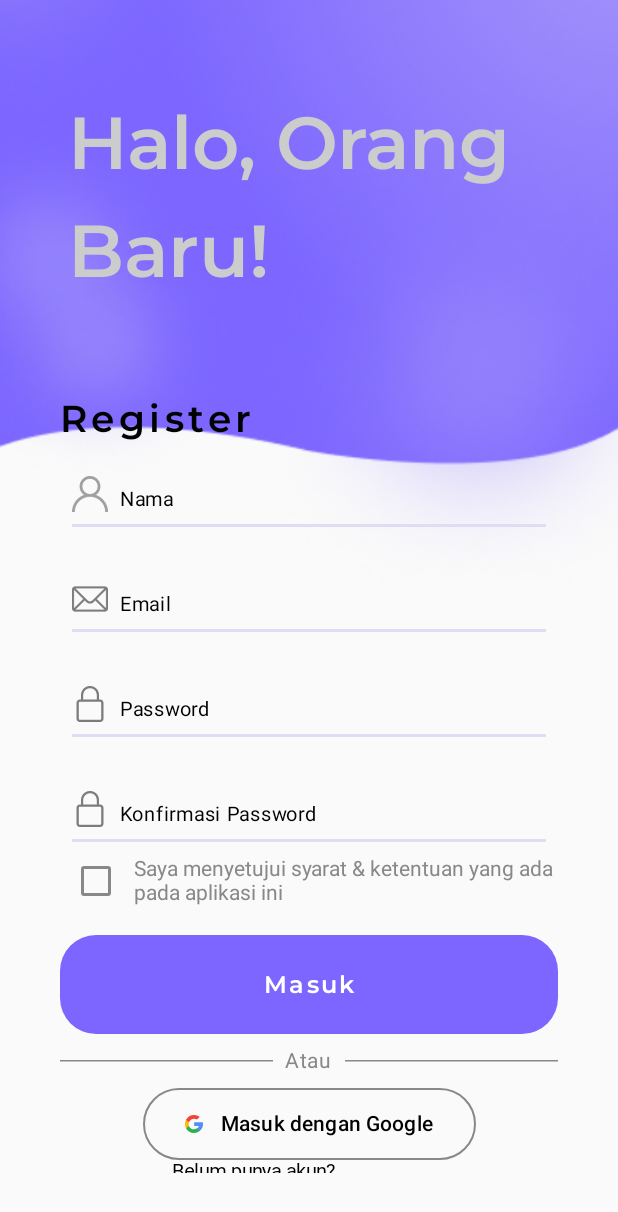
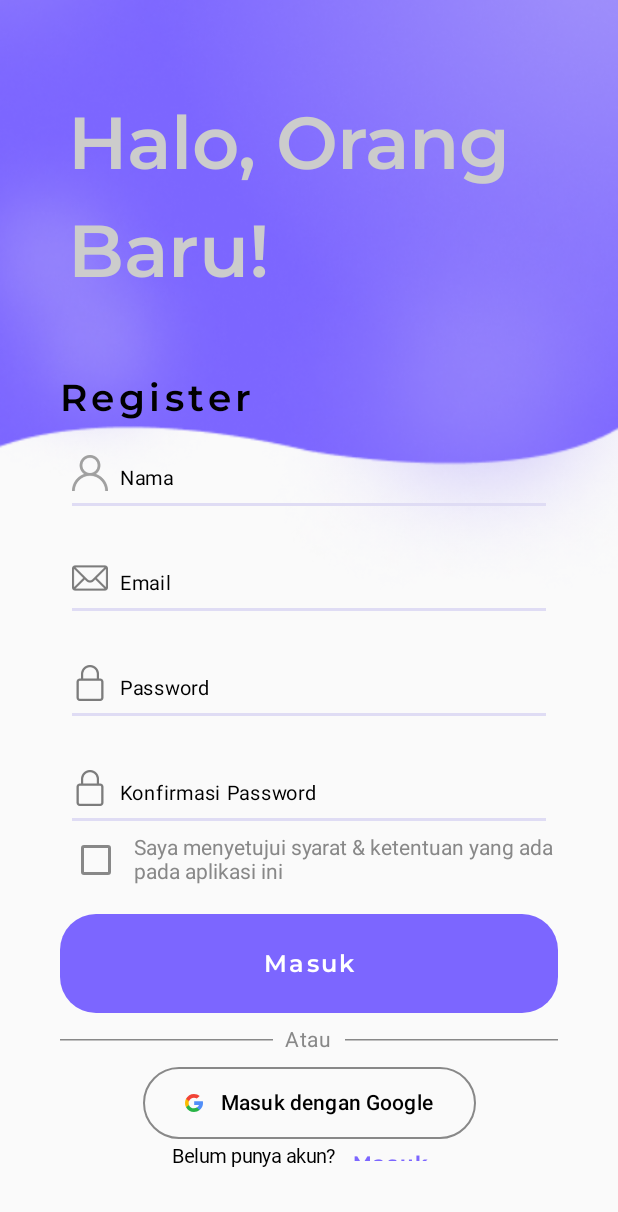
Before and after one commit to Izra4/Trassify, an Android app built with Jetpack Compose: the screen it shows after launch (MainActivity), after a tap on "skip button", on a phone screen of 412 x 824 dp. Shown: the top 1212 px of the screen. Run offline under Robolectric (Android 15) with nearby library versions, the light colour scheme and no system bars; our stand-ins replace Firebase (no records; nobody signed in at launch, a user with empty details on screens opened directly); libraries missing offline, so code that uses them is left out: androidx.camera.core, androidx.camera.lifecycle, io.github.jan.supabase; Roboto replaces fonts that are not available here; 2 statements that could not run were skipped; 1 other tap on this screen came first.

Commit message:
fix : fix bug credential manager

```diff
--- a/app/src/main/java/com/praktikum/trassify/ui/screens/LoginScreen.kt
+++ b/app/src/main/java/com/praktikum/trassify/ui/screens/LoginScreen.kt
@@ -66,7 +66,7 @@ fun LoginScreen(
                 color = Color.Black,
                 letterSpacing = 3.sp,
                 style = TextType.text25SemiBold,
-                modifier = Modifier.padding(top = 24.dp)
+                modifier = Modifier.padding(top = 10.dp)
             )
 
             Spacer(modifier = Modifier.height(30.dp))
--- a/app/src/main/java/com/praktikum/trassify/ui/screens/RegisterScreen.kt
+++ b/app/src/main/java/com/praktikum/trassify/ui/screens/RegisterScreen.kt
@@ -66,7 +66,7 @@ fun RegisterScreen(
                 color = Color.Black,
                 letterSpacing = 3.sp,
                 style = TextType.text25SemiBold,
-                modifier = Modifier.padding(top = 14.dp)
+//                modifier = Modifier.padding(top = 7.dp)
             )
 
             Spacer(modifier = Modifier.height(15.dp))
--- a/app/src/main/java/com/praktikum/trassify/viewmodel/ArticleViewModel.kt
+++ b/app/src/main/java/com/praktikum/trassify/viewmodel/ArticleViewModel.kt
@@ -29,7 +29,6 @@ class ArticleViewModel(
     private val _articles = MutableStateFlow<Response<List<Article>>>(Response.Idle)
     val articles: StateFlow<Response<List<Article>>> = _articles
 
-    // Fungsi untuk mengambil semua artikel
     fun getAllArticle() {
         viewModelScope.launch {
             _articles.value = Response.Loading
--- a/app/src/main/java/com/praktikum/trassify/viewmodel/AuthViewModel.kt
+++ b/app/src/main/java/com/praktikum/trassify/viewmodel/AuthViewModel.kt
@@ -56,7 +56,7 @@ class AuthViewModel(
         Log.d(TAG, "Using Web Client ID: $clientId")
 
         val googleIdOption = GetGoogleIdOption.Builder()
-            .setFilterByAuthorizedAccounts(false)
+            .setFilterByAuthorizedAccounts(true)
             .setServerClientId(clientId)
             .build()
 
--- a/app/src/main/java/com/praktikum/trassify/viewmodel/WasteReportViewModel.kt
+++ b/app/src/main/java/com/praktikum/trassify/viewmodel/WasteReportViewModel.kt
@@ -43,7 +43,6 @@ class WasteReportViewModel(
     ) {
         viewModelScope.launch {
             try {
-                // Menggunakan uriToByteArray dari utilitas
                 val imageBytes = uriToByteArray(context, imageUri)
                 if (imageBytes == null) {
                     onError(Exception("Gagal mengonversi gambar"))
@@ -106,7 +105,7 @@ class WasteReportViewModel(
                 onSuccess = { reports ->
                     allWasteReports.clear()
                     allWasteReports.addAll(reports)
-                    filterReports() // Filter laporan sesuai filter saat ini
+                    filterReports()
                     onSuccess()
                 },
                 onError = { exception ->
```
